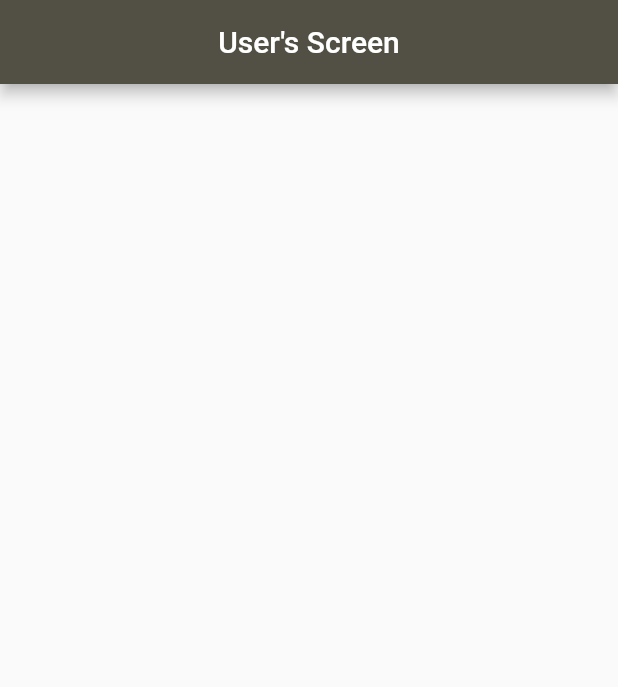
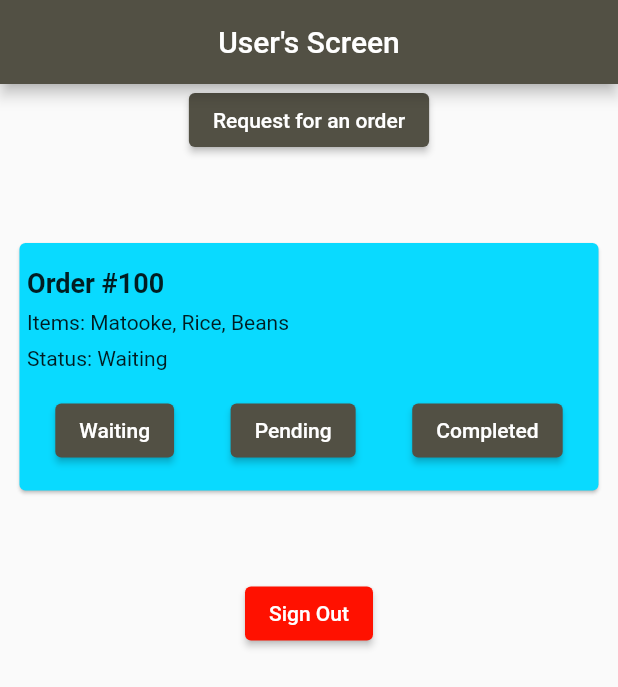
Before and after one commit to mukisaivan/queueingtool, a Flutter app: the screen it shows once a user with an empty profile is signed in, on a phone screen of 412 x 824 dp. Shown: the top 687 px of the screen. Run offline on Flutter 3.47's test engine with Material 2 defaults, Android fonts, the phone set to English and light mode, and no system bars; our stand-ins replace cloud_firestore, firebase_auth, firebase_core, firebase_storage, flutter_spinkit, fluttertoast and 2 more; accounts and stored records are empty.

Commit message:
card order widget

```diff
--- /dev/null
+++ b/lib/common/signout_button.dart
@@ -0,0 +1,35 @@
+// ignore_for_file: public_member_api_docs, sort_constructors_first
+// ignore_for_file: must_be_immutable
+
+import 'package:firebase_auth/firebase_auth.dart';
+import 'package:flutter/material.dart';
+
+import 'package:queueingtool/screens/login_screen.dart';
+
+class SignOutButton extends StatelessWidget {
+  BuildContext context;
+  SignOutButton({
+    Key? key,
+    required this.context,
+  }) : super(key: key);
+  FirebaseAuth auth = FirebaseAuth.instance;
+
+  Future<void> signOut() async {
+    await auth.signOut();
+    if (context.mounted) {
+      Navigator.pushReplacement(context,
+          MaterialPageRoute(builder: (context) => const LoginScreen()));
+    }
+  }
+
+  @override
+  Widget build(BuildContext context) {
+    return ElevatedButton(
+      style: const ButtonStyle(
+          backgroundColor:
+              MaterialStatePropertyAll(Color.fromARGB(255, 255, 17, 0))),
+      onPressed: signOut,
+      child: const Text("Sign Out"),
+    );
+  }
+}
--- a/lib/main.dart
+++ b/lib/main.dart
@@ -1,6 +1,7 @@
 import 'package:firebase_auth/firebase_auth.dart';
 import 'package:firebase_core/firebase_core.dart';
 import 'package:flutter/material.dart';
+import 'package:google_fonts/google_fonts.dart';
 import 'package:queueingtool/constants/global_variables.dart';
 import 'package:queueingtool/firebase_options.dart';
 import 'package:queueingtool/router.dart';
@@ -24,10 +25,11 @@ class MyApp extends StatelessWidget {
       debugShowCheckedModeBanner: false,
       title: 'QueingTool',
       theme: ThemeData(
-        colorScheme: ColorScheme.fromSwatch().copyWith(
-          primary: const Color.fromARGB(255, 82, 80, 68),
-        ),
-      ),
+          colorScheme: ColorScheme.fromSwatch().copyWith(
+            primary: const Color.fromARGB(255, 82, 80, 68),
+          ),
+          textTheme:
+              GoogleFonts.bubblegumSansTextTheme(Theme.of(context).textTheme)),
       home: StreamBuilder(
         stream: FirebaseAuth.instance.authStateChanges(),
         builder: (context, snapshot) {
--- /dev/null
+++ b/lib/models/order_model.dart
@@ -0,0 +1,45 @@
+// ignore_for_file: public_member_api_docs, sort_constructors_first
+import 'package:queueingtool/models/user.dart';
+
+class Order {
+  String name;
+  String id;
+  Status status;
+  DateTime createdAt;
+  DateTime updatedAt;
+  UserModel orderowner;
+  ServiceType service;
+  Order({
+    required this.name,
+    required this.id,
+    required this.status,
+    required this.createdAt,
+    required this.updatedAt,
+    required this.orderowner,
+    required this.service,
+  });
+}
+
+class Status {
+  String waiting;
+  String pending;
+  String completed;
+  Status({
+    required this.waiting,
+    required this.pending,
+    required this.completed,
+  });
+}
+
+class ServiceType {
+  String payfees;
+  String deposit;
+  String withdraw;
+  String personalBanking;
+  ServiceType({
+    required this.payfees,
+    required this.deposit,
+    required this.withdraw,
+    required this.personalBanking,
+  });
+}
--- a/lib/screens/counter_screen.dart
+++ b/lib/screens/counter_screen.dart
@@ -1,3 +1,5 @@
+// ignore_for_file: library_private_types_in_public_api, constant_identifier_names
+
 import 'package:flutter/material.dart';
 
 class CounterScreen extends StatefulWidget {
@@ -13,3 +15,96 @@ class _CounterScreenState extends State<CounterScreen> {
     return const Scaffold();
   }
 }
+
+enum OrderStatus {
+  Waiting,
+  Pending,
+  Completed,
+}
+
+class OrderWidget extends StatefulWidget {
+  const OrderWidget({super.key});
+
+  @override
+  _OrderWidgetState createState() => _OrderWidgetState();
+}
+
+class _OrderWidgetState extends State<OrderWidget> {
+  OrderStatus _orderStatus = OrderStatus.Waiting;
+
+  String _orderStatusToString() {
+    switch (_orderStatus) {
+      case OrderStatus.Waiting:
+        return 'Waiting';
+      case OrderStatus.Pending:
+        return 'Pending';
+      case OrderStatus.Completed:
+        return 'Completed';
+    }
+  }
+
+  void _updateOrderStatus(OrderStatus newStatus) {
+    setState(() {
+      _orderStatus = newStatus;
+    });
+  }
+
+  Color colorchanger(OrderStatus newstatus) {
+    switch (_orderStatus) {
+      case OrderStatus.Waiting:
+        return const Color.fromARGB(255, 9, 218, 255);
+      case OrderStatus.Pending:
+        return const Color.fromARGB(255, 251, 255, 0);
+      case OrderStatus.Completed:
+        return const Color.fromARGB(255, 0, 255, 8);
+    }
+  }
+
+  @override
+  Widget build(BuildContext context) {
+    return Card(
+      color: colorchanger(_orderStatus),
+      margin: const EdgeInsets.all(8.0),
+      child: Padding(
+        padding: const EdgeInsets.only(top: 16, bottom: 16, right: 5, left: 5),
+        child: Column(
+          crossAxisAlignment: CrossAxisAlignment.start,
+          children: [
+            const Text(
+              'Order #100',
+              style: TextStyle(fontSize: 18, fontWeight: FontWeight.bold),
+            ),
+            const SizedBox(height: 8.0),
+            const Text('Items: Matooke, Rice, Beans'),
+            const SizedBox(height: 8.0),
+            Text('Status: ${_orderStatusToString()}'),
+            const SizedBox(height: 16.0),
+            Row(
+              mainAxisAlignment: MainAxisAlignment.spaceAround,
+              children: [
+                ElevatedButton(
+                  onPressed: () {
+                    _updateOrderStatus(OrderStatus.Waiting);
+                  },
+                  child: const Text('Waiting'),
+                ),
+                ElevatedButton(
+                  onPressed: () {
+                    _updateOrderStatus(OrderStatus.Pending);
+                  },
+                  child: const Text('Pending'),
+                ),
+                ElevatedButton(
+                  onPressed: () {
+                    _updateOrderStatus(OrderStatus.Completed);
+                  },
+                  child: const Text('Completed'),
+                ),
+              ],
+            ),
+          ],
+        ),
+      ),
+    );
+  }
+}
--- a/lib/screens/home_screen.dart
+++ b/lib/screens/home_screen.dart
@@ -1,4 +1,6 @@
 import 'package:flutter/material.dart';
+import 'package:queueingtool/common/signout_button.dart';
+import 'package:queueingtool/screens/counter_screen.dart';
 
 class HomeScreen extends StatefulWidget {
   static const String routeName = "/home-screen";
@@ -16,6 +18,23 @@ class _HomeScreenState extends State<HomeScreen> {
         title: const Text("User's Screen"),
         centerTitle: true,
       ),
+      body: Padding(
+        padding: const EdgeInsets.symmetric(horizontal: 5),
+        child: SizedBox(
+          child: Column(
+            children: [
+              ElevatedButton(
+                onPressed: () {},
+                child: const Text("Request for an order"),
+              ),
+              const SizedBox(height: 50),
+              const OrderWidget(),
+              const SizedBox(height: 50),
+              SignOutButton(context: context)
+            ],
+          ),
+        ),
+      ),
     );
   }
 }
--- a/pubspec.yaml
+++ b/pubspec.yaml
@@ -48,6 +48,7 @@ dependencies:
   fluttertoast: ^8.2.4
   image_picker: ^1.0.4
   flutter_spinkit: ^5.2.0
+  google_fonts: ^6.1.0
 
 dev_dependencies:
   flutter_test:
```
Also changed, not shown: pubspec.lock, 1 other file.
